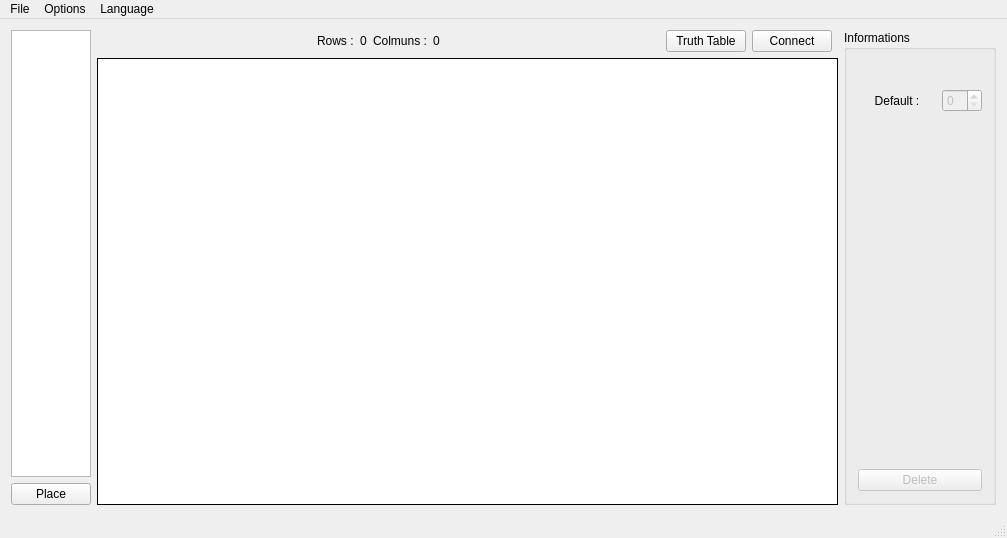
Above: src/Forms/mapp.ui from Lorette/Electrosim before the change. Below: the same form after it.
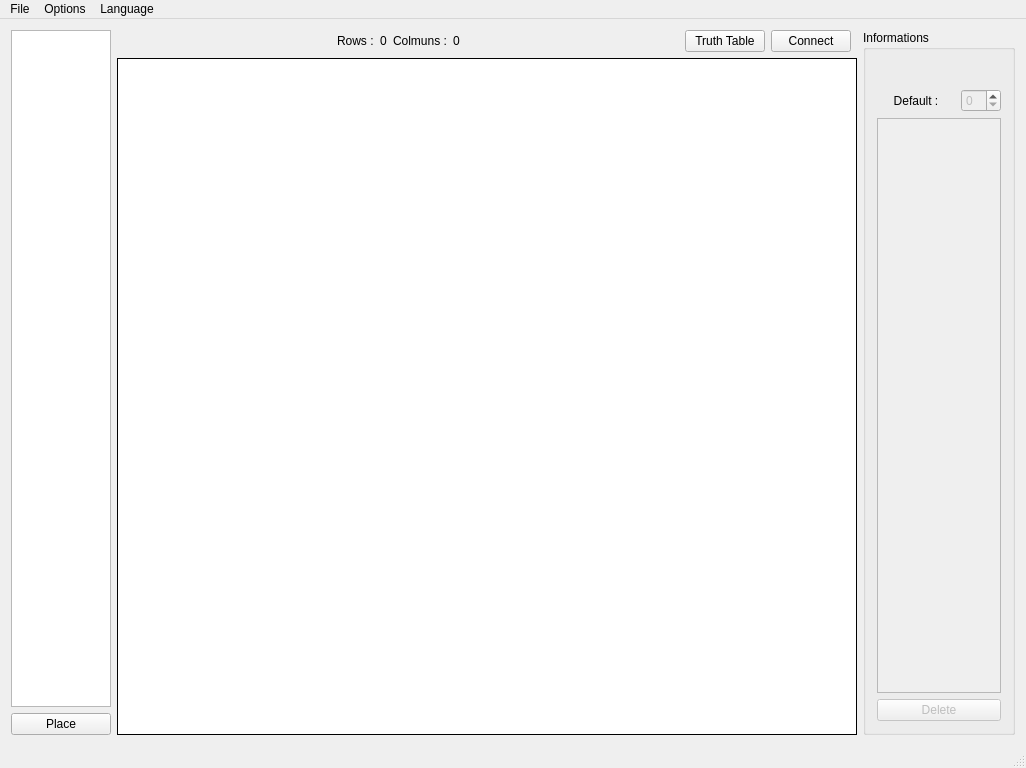
That is the form after the change. Icons and pictures are not drawn. Custom widgets are drawn as their Qt base class.

```diff
--- a/src/Forms/mapp.ui
+++ b/src/Forms/mapp.ui
@@ -9,10 +9,47 @@
    <rect>
     <x>0</x>
     <y>0</y>
-    <width>1007</width>
-    <height>538</height>
+    <width>1024</width>
+    <height>768</height>
    </rect>
   </property>
+  <property name="palette">
+   <palette>
+    <active>
+     <colorrole role="WindowText">
+      <brush brushstyle="SolidPattern">
+       <color alpha="255">
+        <red>0</red>
+        <green>0</green>
+        <blue>0</blue>
+       </color>
+      </brush>
+     </colorrole>
+    </active>
+    <inactive>
+     <colorrole role="WindowText">
+      <brush brushstyle="SolidPattern">
+       <color alpha="255">
+        <red>0</red>
+        <green>0</green>
+        <blue>0</blue>
+       </color>
+      </brush>
+     </colorrole>
+    </inactive>
+    <disabled>
+     <colorrole role="WindowText">
+      <brush brushstyle="SolidPattern">
+       <color alpha="255">
+        <red>0</red>
+        <green>0</green>
+        <blue>0</blue>
+       </color>
+      </brush>
+     </colorrole>
+    </disabled>
+   </palette>
+  </property>
   <property name="windowTitle">
    <string>Electro' Sim</string>
   </property>
@@ -104,13 +141,13 @@
       </property>
       <property name="minimumSize">
        <size>
-        <width>1</width>
+        <width>100</width>
         <height>0</height>
        </size>
       </property>
       <property name="maximumSize">
        <size>
-        <width>80</width>
+        <width>100</width>
         <height>16777215</height>
        </size>
       </property>
@@ -144,7 +181,7 @@
        <string>Informations</string>
       </property>
       <layout class="QGridLayout" name="gridLayout_2">
-       <item row="4" column="0" colspan="4">
+       <item row="4" column="0" colspan="3">
         <widget class="QPushButton" name="Delete">
          <property name="enabled">
           <bool>false</bool>
@@ -154,7 +191,7 @@
          </property>
         </widget>
        </item>
-       <item row="2" column="0" colspan="3">
+       <item row="2" column="0" colspan="2">
         <widget class="QLabel" name="lbl_default">
          <property name="text">
           <string>Default :</string>
@@ -164,20 +201,7 @@
          </property>
         </widget>
        </item>
-       <item row="3" column="0" colspan="2">
-        <spacer name="verticalSpacer">
-         <property name="orientation">
-          <enum>Qt::Vertical</enum>
-         </property>
-         <property name="sizeHint" stdset="0">
-          <size>
-           <width>20</width>
-           <height>40</height>
-          </size>
-         </property>
-        </spacer>
-       </item>
-       <item row="2" column="3">
+       <item row="2" column="2">
         <widget class="QSpinBox" name="def_value">
          <property name="enabled">
           <bool>false</bool>
@@ -187,7 +211,7 @@
          </property>
         </widget>
        </item>
-       <item row="1" column="0" colspan="3">
+       <item row="1" column="0" colspan="2">
         <widget class="QLabel" name="name">
          <property name="text">
           <string/>
@@ -197,7 +221,7 @@
          </property>
         </widget>
        </item>
-       <item row="1" column="3">
+       <item row="1" column="2">
         <widget class="QPushButton" name="modify">
          <property name="enabled">
           <bool>false</bool>
@@ -235,6 +259,59 @@
          </property>
         </widget>
        </item>
+       <item row="3" column="0" colspan="3">
+        <widget class="QTextEdit" name="description">
+         <property name="enabled">
+          <bool>false</bool>
+         </property>
+         <property name="palette">
+          <palette>
+           <active>
+            <colorrole role="Text">
+             <brush brushstyle="SolidPattern">
+              <color alpha="255">
+               <red>0</red>
+               <green>0</green>
+               <blue>0</blue>
+              </color>
+             </brush>
+            </colorrole>
+           </active>
+           <inactive>
+            <colorrole role="Text">
+             <brush brushstyle="SolidPattern">
+              <color alpha="255">
+               <red>0</red>
+               <green>0</green>
+               <blue>0</blue>
+              </color>
+             </brush>
+            </colorrole>
+           </inactive>
+           <disabled>
+            <colorrole role="Text">
+             <brush brushstyle="SolidPattern">
+              <color alpha="255">
+               <red>0</red>
+               <green>0</green>
+               <blue>0</blue>
+              </color>
+             </brush>
+            </colorrole>
+           </disabled>
+          </palette>
+         </property>
+         <property name="frameShape">
+          <enum>QFrame::StyledPanel</enum>
+         </property>
+         <property name="frameShadow">
+          <enum>QFrame::Plain</enum>
+         </property>
+         <property name="textInteractionFlags">
+          <set>Qt::NoTextInteraction</set>
+         </property>
+        </widget>
+       </item>
       </layout>
      </widget>
     </item>
@@ -313,7 +390,7 @@
     <rect>
      <x>0</x>
      <y>0</y>
-     <width>1007</width>
+     <width>1024</width>
      <height>21</height>
     </rect>
    </property>
```
